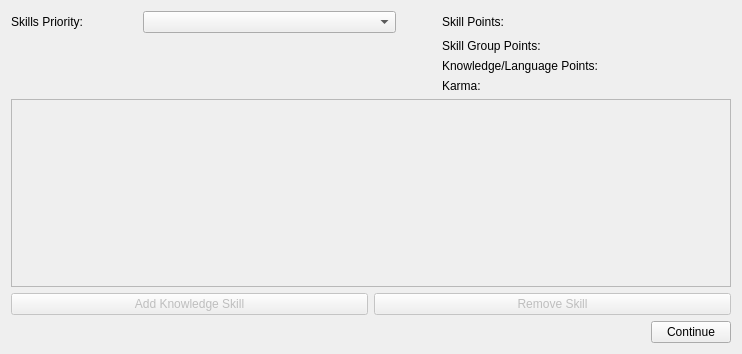
The window that SR5-Shaman/ui/character/tabs/chareditskilltab.ui (TheSHEEEP/SR5-Shaman) describes before a commit, drawn with Qt 5.
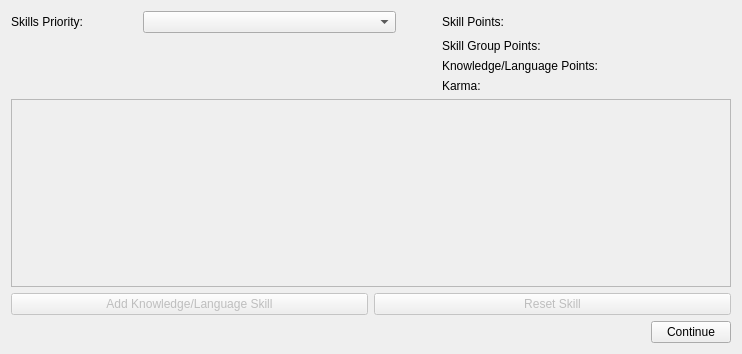
The same window after the commit.

Commit message:
Skill group destruction.
Skill groups can only be raised/lowered if all concerning skills have
the same pure value.

```diff
--- a/SR5-Shaman/ui/character/tabs/chareditskilltab.ui
+++ b/SR5-Shaman/ui/character/tabs/chareditskilltab.ui
@@ -180,7 +180,7 @@
         <bool>false</bool>
        </property>
        <property name="text">
-        <string>Add Knowledge Skill</string>
+        <string>Add Knowledge/Language Skill</string>
        </property>
       </widget>
      </item>
@@ -190,7 +190,7 @@
         <bool>false</bool>
        </property>
        <property name="text">
-        <string>Remove Skill</string>
+        <string>Reset Skill</string>
        </property>
       </widget>
      </item>
```
The commit also changes 3 other files.
